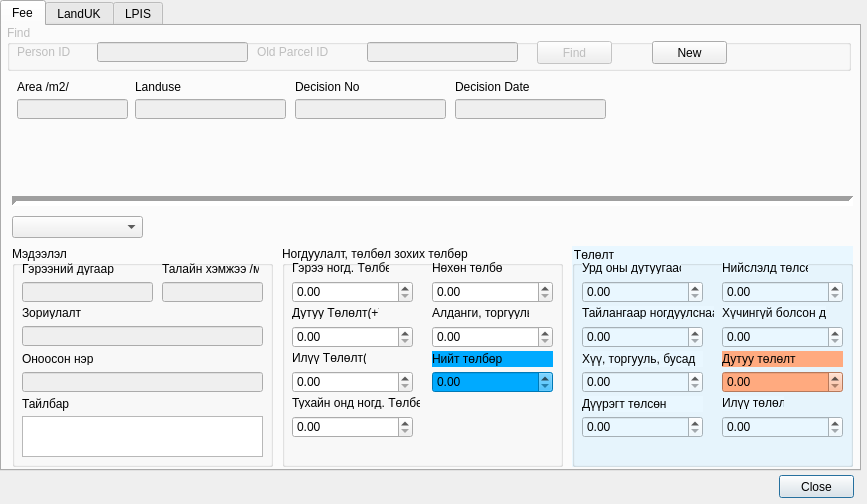
The window that view/ParcelInfoFeeDialog.ui (teamlm2/lm2_mgis) describes before a commit, drawn with Qt 5.
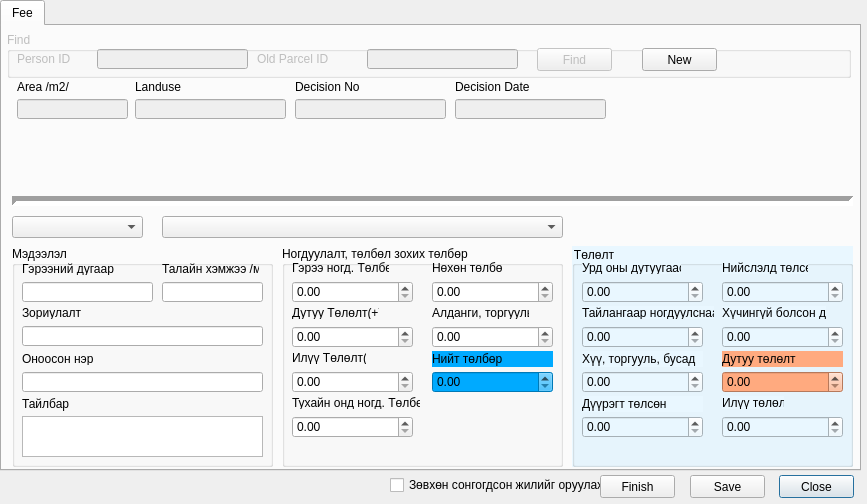
The same window after the commit. Icons and pictures are not drawn.

Patch:
```diff
--- a/view/ParcelInfoFeeDialog.ui
+++ b/view/ParcelInfoFeeDialog.ui
@@ -114,7 +114,7 @@
      <property name="geometry">
       <rect>
        <x>5</x>
-       <y>-1</y>
+       <y>6</y>
        <width>844</width>
        <height>46</height>
       </rect>
@@ -221,8 +221,8 @@
     <widget class="QPushButton" name="clear_button">
      <property name="geometry">
       <rect>
-       <x>650</x>
-       <y>15</y>
+       <x>640</x>
+       <y>22</y>
        <width>75</width>
        <height>23</height>
       </rect>
@@ -682,7 +682,7 @@
      </widget>
      <widget class="QLineEdit" name="payment_contract_edit">
       <property name="enabled">
-       <bool>false</bool>
+       <bool>true</bool>
       </property>
       <property name="geometry">
        <rect>
@@ -731,7 +731,7 @@
      </widget>
      <widget class="QLineEdit" name="payment_zoriulalt_edit">
       <property name="enabled">
-       <bool>false</bool>
+       <bool>true</bool>
       </property>
       <property name="geometry">
        <rect>
@@ -744,7 +744,7 @@
      </widget>
      <widget class="QLineEdit" name="payment_name_edit">
       <property name="enabled">
-       <bool>false</bool>
+       <bool>true</bool>
       </property>
       <property name="geometry">
        <rect>
@@ -783,7 +783,7 @@
      </widget>
      <widget class="QLineEdit" name="payment_area_edit">
       <property name="enabled">
-       <bool>false</bool>
+       <bool>true</bool>
       </property>
       <property name="geometry">
        <rect>
@@ -814,17 +814,72 @@
       <enum>Qt::Horizontal</enum>
      </property>
     </widget>
+    <widget class="QComboBox" name="object_cbox">
+     <property name="geometry">
+      <rect>
+       <x>160</x>
+       <y>190</y>
+       <width>401</width>
+       <height>22</height>
+      </rect>
+     </property>
+    </widget>
    </widget>
-   <widget class="QWidget" name="tab_2">
-    <attribute name="title">
-     <string>LandUK</string>
-    </attribute>
-   </widget>
-   <widget class="QWidget" name="tab_3">
-    <attribute name="title">
-     <string>LPIS</string>
-    </attribute>
-   </widget>
+  </widget>
+  <widget class="QPushButton" name="save_button">
+   <property name="geometry">
+    <rect>
+     <x>690</x>
+     <y>475</y>
+     <width>75</width>
+     <height>23</height>
+    </rect>
+   </property>
+   <property name="text">
+    <string>Save</string>
+   </property>
+  </widget>
+  <widget class="QPushButton" name="finish_button">
+   <property name="geometry">
+    <rect>
+     <x>600</x>
+     <y>475</y>
+     <width>75</width>
+     <height>23</height>
+    </rect>
+   </property>
+   <property name="text">
+    <string>Finish</string>
+   </property>
+  </widget>
+  <widget class="QCheckBox" name="one_select_chbox">
+   <property name="geometry">
+    <rect>
+     <x>390</x>
+     <y>475</y>
+     <width>211</width>
+     <height>20</height>
+    </rect>
+   </property>
+   <property name="text">
+    <string>Зөвхөн сонгогдсон жилийг оруулах</string>
+   </property>
+   <property name="checked">
+    <bool>false</bool>
+   </property>
+  </widget>
+  <widget class="QLabel" name="status_label">
+   <property name="geometry">
+    <rect>
+     <x>10</x>
+     <y>476</y>
+     <width>319</width>
+     <height>20</height>
+    </rect>
+   </property>
+   <property name="text">
+    <string/>
+   </property>
   </widget>
  </widget>
  <resources>
```
